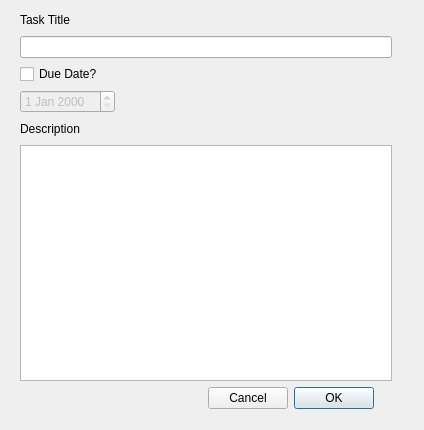
The window that src/view/AddTask.ui (RachelSugar/cooper) describes before a commit, drawn with Qt 5.
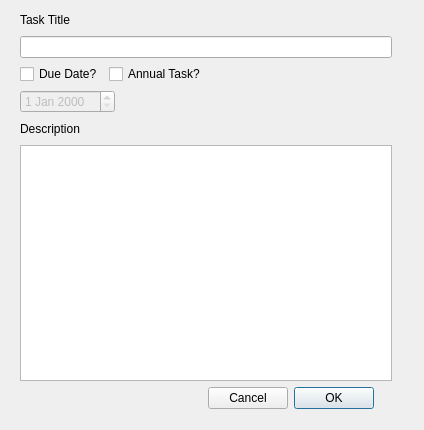
The same window after the commit.

```diff
--- a/src/view/AddTask.ui
+++ b/src/view/AddTask.ui
@@ -74,6 +74,13 @@
           </property>
          </widget>
         </item>
+        <item>
+         <widget class="QCheckBox" name="annualCheck" >
+          <property name="text" >
+           <string>Annual Task?</string>
+          </property>
+         </widget>
+        </item>
         <item>
          <spacer name="horizontalSpacer_4" >
           <property name="orientation" >
```
